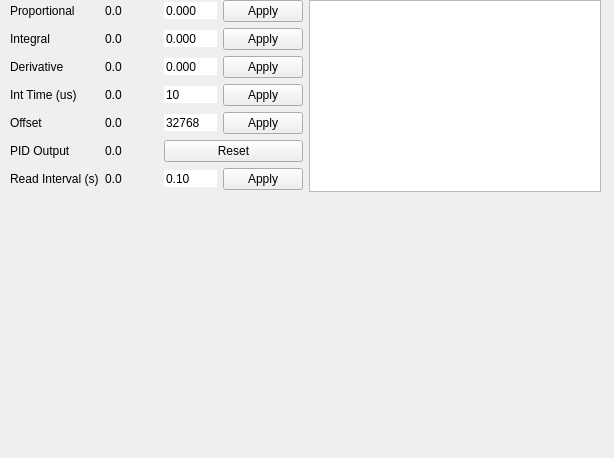
Old version of the form pylabnet/gui/pyqt/gui_templates/lockbox.ui in the repository lukingroup/pylabnet.
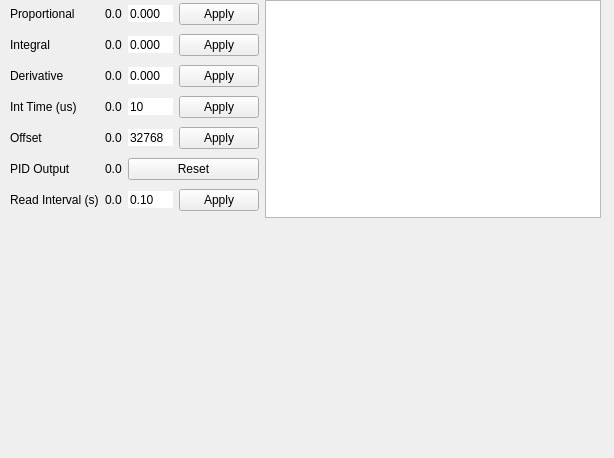
New version of the form. Custom widgets are drawn as their Qt base class.

Commit message: Use actual client, change text box type

The edit to the form file:
```diff
--- a/pylabnet/gui/pyqt/gui_templates/lockbox.ui
+++ b/pylabnet/gui/pyqt/gui_templates/lockbox.ui
@@ -280,17 +280,7 @@
         </layout>
        </item>
        <item>
-        <widget class="QTextBrowser" name="statusText">
-         <property name="enabled">
-          <bool>true</bool>
-         </property>
-         <property name="sizePolicy">
-          <sizepolicy hsizetype="Preferred" vsizetype="Preferred">
-           <horstretch>0</horstretch>
-           <verstretch>0</verstretch>
-          </sizepolicy>
-         </property>
-        </widget>
+        <widget class="QTextEdit" name="statusText"/>
        </item>
       </layout>
      </item>
```
The commit also changes 1 other file.
